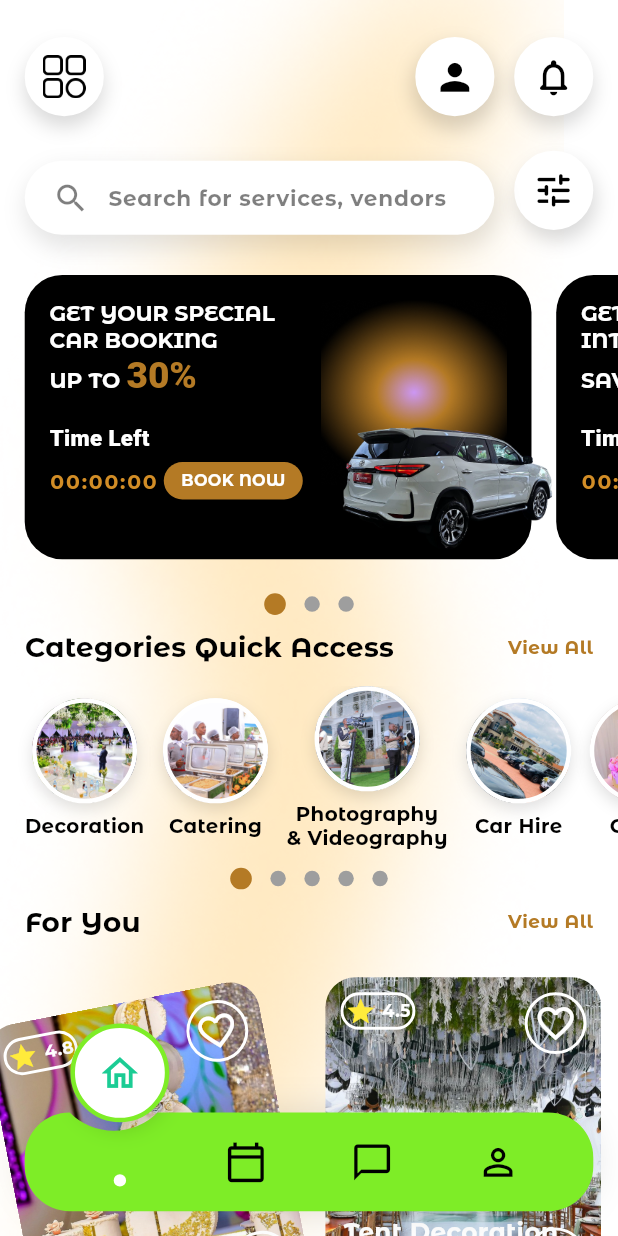
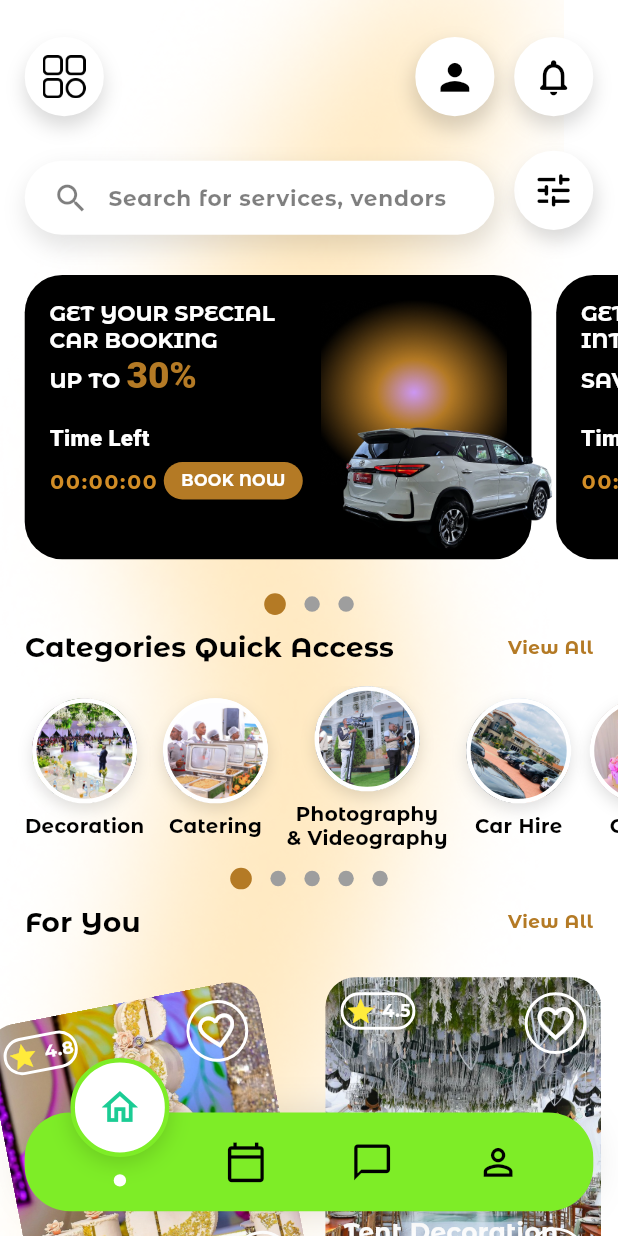
Before and after one commit to Alvin11David/Events-Uganda, a Flutter app: the CustomerHomeScreen screen opened directly, on a phone screen of 412 x 824 dp. Run offline on Flutter 3.47's test engine with Material 3 defaults, Android fonts, the phone set to English and light mode, and no system bars; our stand-ins replace cloud_firestore, firebase_auth, firebase_core, firebase_messaging, google_sign_in, shared_preferences and 1 more; accounts and stored records are empty; Roboto replaces fonts that are missing (Abril Fatface).

```diff
--- a/events_uganda/lib/Bottom_Navbar.dart
+++ b/events_uganda/lib/Bottom_Navbar.dart
@@ -26,7 +26,7 @@ class BottomNavbar extends StatelessWidget {
     final width = MediaQuery.of(context).size.width;
     final barHeight = width * 0.16;
     final iconSize = width * 0.07;
-    final activeLift = barHeight * 0.4; // Adjust this multiplier: lower = closer to bar
+    final activeLift = barHeight * 0.05; // Adjust this multiplier: lower = closer to bar
     final activeCircleSize = width * 0.16;
     final indicatorSize = width * 0.02;
 
```
